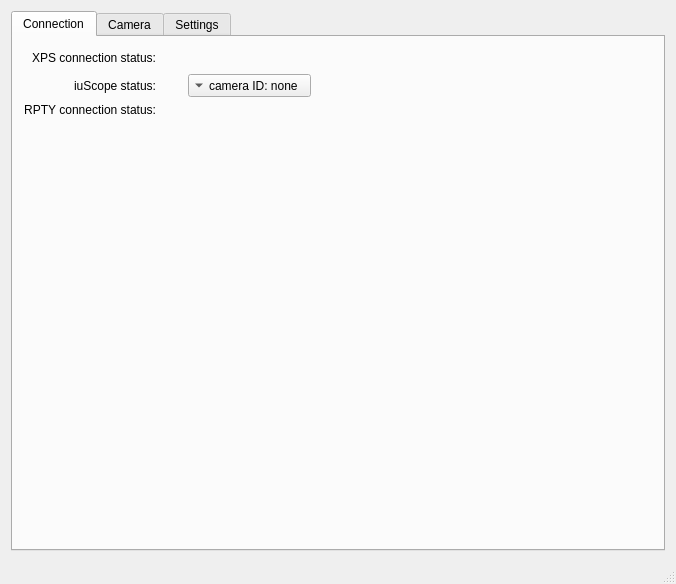
mvxe/MLA-CS, file GUI/mainwindow.ui: the form before one commit.
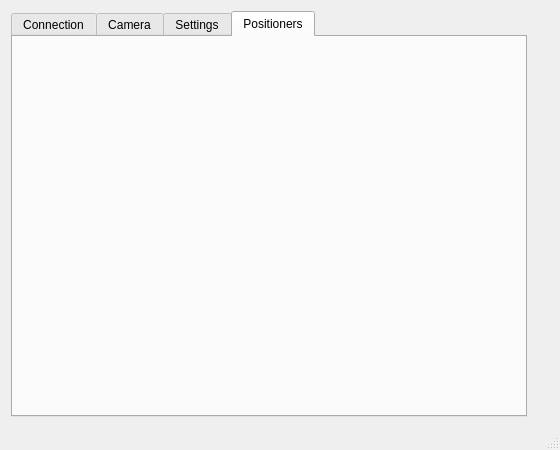
The form after the commit. Icons and pictures are not drawn. Custom widgets are drawn as their Qt base class.

Patch:
```diff
--- a/GUI/mainwindow.ui
+++ b/GUI/mainwindow.ui
@@ -6,8 +6,8 @@
    <rect>
     <x>0</x>
     <y>0</y>
-    <width>676</width>
-    <height>584</height>
+    <width>560</width>
+    <height>450</height>
    </rect>
   </property>
   <property name="windowTitle">
@@ -17,11 +17,11 @@
    <property name="enabled">
     <bool>true</bool>
    </property>
-   <layout class="QVBoxLayout" name="verticalLayout">
-    <item>
+   <layout class="QFormLayout" name="formLayout">
+    <item row="0" column="0">
      <widget class="QTabWidget" name="tabWidget">
       <property name="currentIndex">
-       <number>0</number>
+       <number>3</number>
       </property>
       <widget class="QWidget" name="tab_con">
        <property name="contextMenuPolicy">
@@ -768,6 +768,14 @@
         </item>
        </layout>
       </widget>
+      <widget class="QWidget" name="tab_positioners">
+       <property name="autoFillBackground">
+        <bool>false</bool>
+       </property>
+       <attribute name="title">
+        <string>Positioners</string>
+       </attribute>
+      </widget>
      </widget>
     </item>
    </layout>
```
